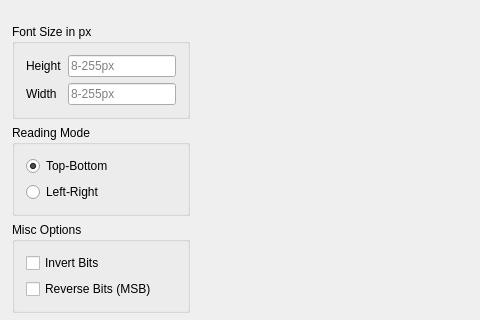
Before: the Qt Designer form ui/mainwindow.ui in ayoy/font2bytes, drawn with Qt 5; both pictures show x 0 to 480 and y 0 to 320 of the 865 by 583 pixel window.
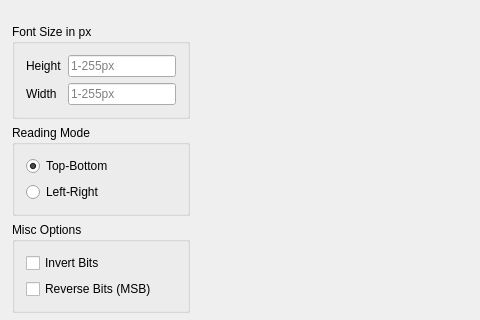
After: the same form once the commit is applied. Custom widgets are drawn as their Qt base class.

Commit message: Update w/h placeholders

Patch:
```diff
--- a/ui/mainwindow.ui
+++ b/ui/mainwindow.ui
@@ -67,14 +67,14 @@
           <item row="1" column="1">
            <widget class="QLineEdit" name="widthLineEdit">
             <property name="placeholderText">
-             <string>8-255px</string>
+             <string>1-255px</string>
             </property>
            </widget>
           </item>
           <item row="0" column="1">
            <widget class="QLineEdit" name="heightLineEdit">
             <property name="placeholderText">
-             <string>8-255px</string>
+             <string>1-255px</string>
             </property>
            </widget>
           </item>
```
